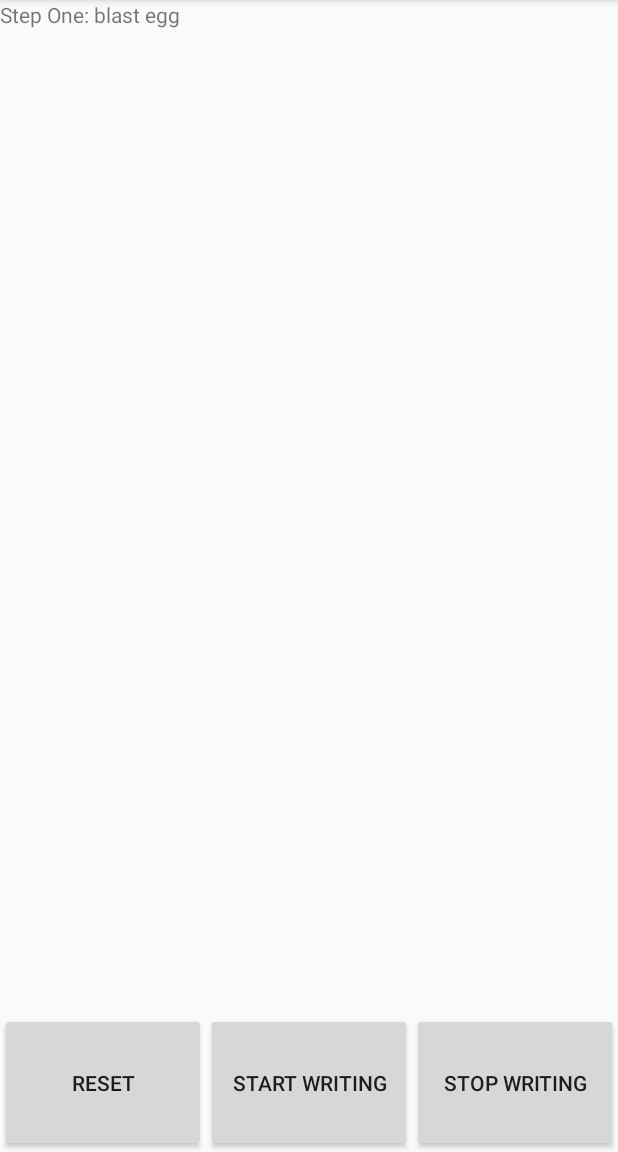
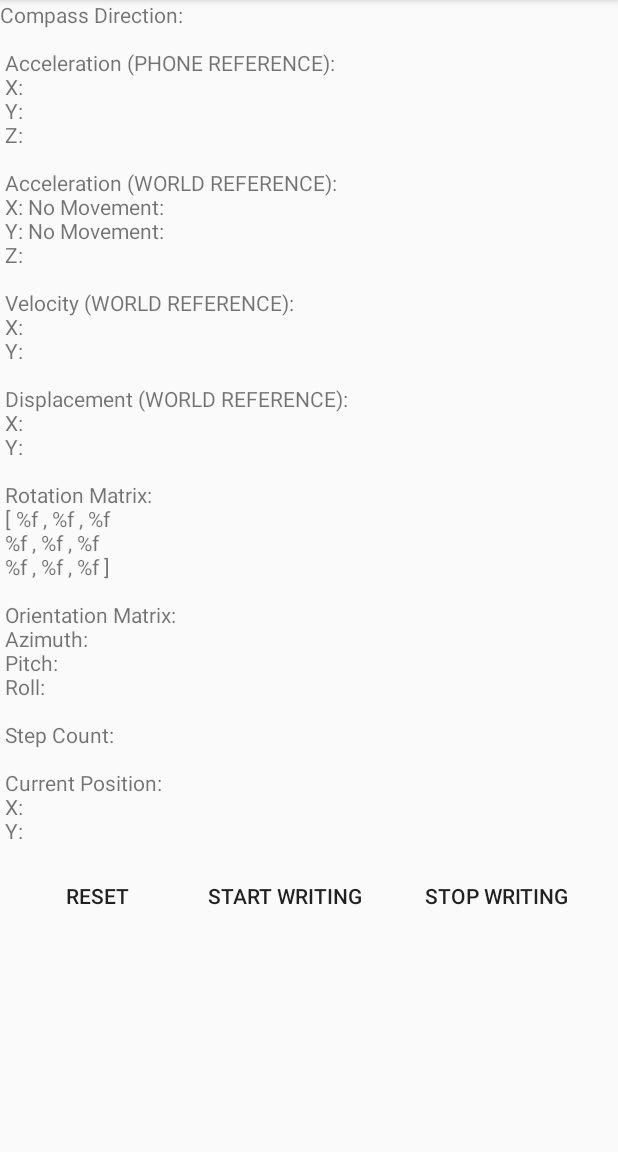
Before and after one commit to StevenKorevaar/imupositiontracking, an Android app: the screen it shows after launch (MainActivity), on a phone screen of 412 x 824 dp, the part 84-1236 px from its top. Run offline under Robolectric (Android 15) with nearby library versions, the phone set to English and light mode, and no system bars.

Commit message:
Big fixing

```diff
--- a/app/src/main/java/xyan/projects/imu_tracking/MainActivity.java
+++ b/app/src/main/java/xyan/projects/imu_tracking/MainActivity.java
@@ -57,18 +57,14 @@ public class MainActivity extends AppCompatActivity implements SensorEventListen
     TextView t;
     Button b;
 
-    // Used to load the 'native-lib' library on application startup.
-    static {
-        System.loadLibrary("native-lib");
-    }
 
     @Override
     protected void onCreate(Bundle savedInstanceState) {
         super.onCreate(savedInstanceState);
         setContentView(R.layout.activity_main);
 
-        t=(TextView)findViewById(R.id.text);
-        t.setText("Step One: blast egg");
+        t = (TextView)findViewById(R.id.text);
+
 
         b = (Button)findViewById(R.id.reset);
 
@@ -92,18 +88,23 @@ public class MainActivity extends AppCompatActivity implements SensorEventListen
             }
         });
 
+
         try {
 
             mSensorManager = (SensorManager) getSystemService(Activity.SENSOR_SERVICE);
             mRotationSensor = mSensorManager.getDefaultSensor(Sensor.TYPE_ROTATION_VECTOR);
             mStepSensor = mSensorManager.getDefaultSensor(Sensor.TYPE_ACCELEROMETER);
 
+            System.out.println("Here 1");
             mSensorManager.registerListener(this, mRotationSensor, SENSOR_DELAY);
-            mSensorManager.registerListener(this,mStepSensor,SENSOR_DELAY);
+            System.out.println("Here 2");
+            mSensorManager.registerListener(this,mStepSensor, SENSOR_DELAY);
+            System.out.println("Here 3");
 
         }
         catch (Exception e) {
             Toast.makeText(this, "Hardware compatibility issue", Toast.LENGTH_LONG).show();
+            System.out.println("Exception Found");
         }
 
     }
@@ -113,8 +114,10 @@ public class MainActivity extends AppCompatActivity implements SensorEventListen
 
     }
 
+
     @Override
     public void onSensorChanged(SensorEvent event) {
+        System.out.println("onSensorChanged");
 
 
         if (event.sensor == mRotationSensor) {
@@ -134,6 +137,9 @@ public class MainActivity extends AppCompatActivity implements SensorEventListen
 
     private void updateRot(float[] vectors) {
 
+        //System.out.println("updateRot");
+
+
         SensorManager.getRotationMatrixFromVector(rotationMatrix, vectors);
         SensorManager.getOrientation(rotationMatrix, orientation);
 
@@ -142,13 +148,16 @@ public class MainActivity extends AppCompatActivity implements SensorEventListen
         xdeg =  orientation[0] * FROM_RADS_TO_DEGS;
     }
 
-    String filename = "myfile";
-    FileOutputStream outputStream;
+    //String filename = "myfile";
+    //FileOutputStream outputStream;
 
     private static final int NO_MOVEMENT = 10000;
     double lowPassA = 0.0;
 
     private void updateAcc(float[] vectors) {
+
+        //System.out.println("updateAcc");
+
 
         accel[0] = lowPassA * accel[0] + (1 - lowPassA)
                 * vectors[0];
@@ -230,12 +239,18 @@ public class MainActivity extends AppCompatActivity implements SensorEventListen
     }
 
     private void roundVector(double[] vec, int p) {
+
+        //System.out.println("roundVector");
+
         for(int i = 0; i < vec.length; ++i) {
             vec[i] = (double) Math.round(vec[i] * p) / p;
         }
     }
 
     private void multiplyRotation(float[] rot, double[] vec, double[] ans) {
+
+        //System.out.println("multiplyRotation");
+
         ans[0] = rot[0]*vec[0] + rot[1]*vec[1] + rot[2]*vec[2];
         ans[1] = rot[3]*vec[0] + rot[4]*vec[1] + rot[5]*vec[2];
         ans[2] = rot[6]*vec[0] + rot[7]*vec[1] + rot[8]*vec[2];
@@ -243,6 +258,9 @@ public class MainActivity extends AppCompatActivity implements SensorEventListen
     }
 
     public void stepCount (double norming){
+
+        System.out.println("stepCount");
+
 
         if (norming > 10.403 )
             pmax = 1;
@@ -335,13 +353,7 @@ public class MainActivity extends AppCompatActivity implements SensorEventListen
                 ,s , posStep[1], posStep[0]);
 
         t.setText(s);
-
+        System.out.println("Finished Step Count");
     }
 
-
-    /**
-     * A native method that is implemented by the 'native-lib' native library,
-     * which is packaged with this application.
-     */
-    public native String stringFromJNI();
 }
--- a/app/src/main/res/layout/activity_main.xml
+++ b/app/src/main/res/layout/activity_main.xml
@@ -7,60 +7,67 @@
     tools:context="xyan.projects.imu_tracking.MainActivity">
 
     <LinearLayout
-        android:layout_width="match_parent"
-        android:layout_height="match_parent"
+        android:layout_width="fill_parent"
+        android:layout_height="fill_parent"
         android:orientation="vertical"
-        android:weightSum="6"
-        >
+        app:layout_constraintEnd_toEndOf="parent"
+        app:layout_constraintStart_toStartOf="parent"
+        app:layout_constraintTop_toTopOf="parent">
 
         <TextView
             android:id="@+id/text"
 
-            android:layout_width="wrap_content"
+            android:layout_width="match_parent"
             android:layout_height="wrap_content"
 
             android:text="@string/PlaceholderMainView"
             app:layout_constraintStart_toStartOf="parent"
-            app:layout_constraintTop_toTopOf="parent"
-            android:layout_weight="5"/>
+            app:layout_constraintTop_toTopOf="parent" />
 
         <LinearLayout
+            android:id="@+id/buttonBar"
+            style="?android:attr/borderlessButtonStyle"
+
             android:layout_width="match_parent"
             android:layout_height="wrap_content"
-            android:layout_below="@+id/text"
-            android:layout_marginTop="435dp"
+
             android:orientation="horizontal"
+            android:visibility="visible"
             android:weightSum="3"
-
             app:layout_constraintBottom_toBottomOf="parent"
             app:layout_constraintEnd_toEndOf="parent"
             app:layout_constraintStart_toStartOf="parent"
-            app:layout_constraintTop_toBottomOf="@+id/text"
-            android:layout_weight="1"
-            >
+            app:layout_constraintTop_toBottomOf="@+id/text">
 
             <Button
                 android:id="@+id/reset"
-                android:layout_width="fill_parent"
-                android:layout_height="fill_parent"
+                style="?android:attr/borderlessButtonStyle"
+
+                android:layout_width="wrap_content"
+                android:layout_height="match_parent"
+
                 android:layout_weight="1"
-                android:text="Reset" />
+                android:text="@string/ResetBTN" />
 
             <Button
                 android:id="@+id/startWriting"
-                android:layout_width="fill_parent"
-                android:layout_height="fill_parent"
+                style="?android:attr/borderlessButtonStyle"
+
+                android:layout_width="wrap_content"
+                android:layout_height="match_parent"
 
                 android:layout_weight="1"
-                android:text="Start Writing" />
+                android:text="@string/StartWritingBTN" />
 
             <Button
                 android:id="@+id/stopWriting"
-                android:layout_width="fill_parent"
-                android:layout_height="fill_parent"
+                style="?android:attr/borderlessButtonStyle"
+
+                android:layout_width="wrap_content"
+                android:layout_height="match_parent"
 
                 android:layout_weight="1"
-                android:text="Stop Writing" />
+                android:text="@string/StopWritingBTN" />
 
         </LinearLayout>
 
--- a/app/src/main/res/values/strings.xml
+++ b/app/src/main/res/values/strings.xml
@@ -1,40 +1,43 @@
 <resources>
     <string name="app_name">imu_tracking</string>
     <string name="IMU_Position_Tracking">IMU Position Tracking</string>
+    <string name="ResetBTN">Reset</string>
+    <string name="StartWritingBTN">Start Writing</string>
+    <string name="StopWritingBTN">Stop Writing</string>
     <string name="PlaceholderMainView">Compass Direction:\n
-
-Acceleration (PHONE REFERENCE):
-        X:
-        Y:
-        Z:
-
-Acceleration (WORLD REFERENCE):
-        X:     No Movement:
-        Y:     No Movement:
-        Z:
-
-Velocity (WORLD REFERENCE):
-        X:
-        Y:
-
-Displacement (WORLD REFERENCE):
-        X:
-        Y:
-
-Rotation Matrix:
-      [ %f , %f , %f
-        %f , %f , %f
-        %f , %f , %f ]
-
-Orientation Matrix:
-        Azimuth:
-        Pitch:
-        Roll:       %f
-
-Step Count:
-
-Current Position:
-        X:
+\n
+Acceleration (PHONE REFERENCE):\n
+        X:\n
+        Y:\n
+        Z:\n
+\n
+Acceleration (WORLD REFERENCE):\n
+        X:     No Movement:\n
+        Y:     No Movement:\n
+        Z:\n
+\n
+Velocity (WORLD REFERENCE):\n
+        X:\n
+        Y:\n
+\n
+Displacement (WORLD REFERENCE):\n
+        X:\n
+        Y:\n
+\n
+Rotation Matrix:\n
+      [ %f , %f , %f\n
+        %f , %f , %f\n
+        %f , %f , %f ]\n
+\n
+Orientation Matrix:\n
+        Azimuth:\n
+        Pitch:\n
+        Roll:\n
+\n
+Step Count:\n
+\n
+Current Position:\n
+        X:\n
         Y:
 
 </string>
```
